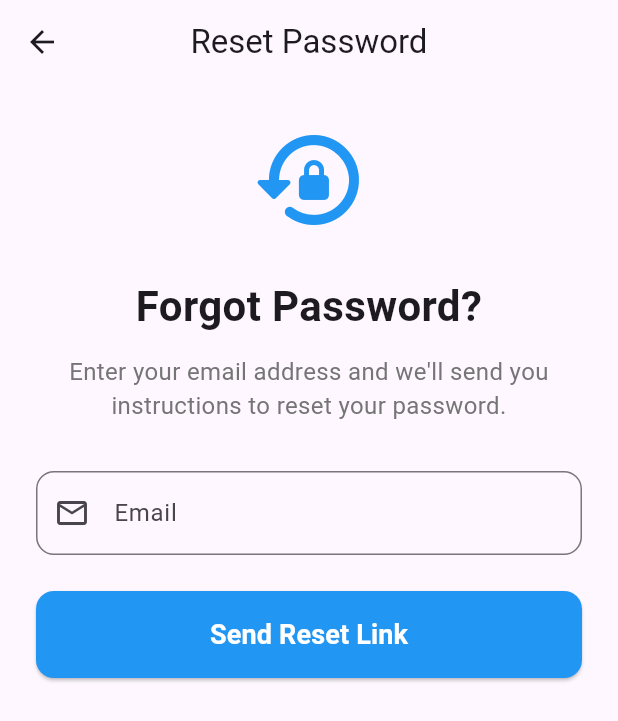
After one commit to champion19/Flighthours_frontend, a Flutter app: the screen it shows after launch, after a tap on "Forgot Password?", on a phone screen of 412 x 824 dp. The commit adds this screen. Shown: the top 721 px of the screen. Run offline on Flutter 3.47's test engine with Material 3 defaults, Android fonts, the phone set to English and light mode, and no system bars; our stand-ins replace bloc, equatable, flutter_bloc, kiwi; network calls fail.

Commit message:
feat: implement password reset functionality with new UI, logic, and documentation.

```diff
--- a/lib/features/login/presentation/widgets/login_form.dart
+++ b/lib/features/login/presentation/widgets/login_form.dart
@@ -5,7 +5,7 @@ import 'package:flutter_bloc/flutter_bloc.dart';
 
 class LoginForm extends StatefulWidget {
   final void Function(String email, String password) onSubmit;
-  const LoginForm({super .key, required this.onSubmit});
+  const LoginForm({super.key, required this.onSubmit});
 
   @override
   State<LoginForm> createState() => _LoginFormState();
@@ -13,8 +13,8 @@ class LoginForm extends StatefulWidget {
 
 class _LoginFormState extends State<LoginForm> {
   final _formKey = GlobalKey<FormState>();
-   String _email = '';
-   String _password = '';
+  String _email = '';
+  String _password = '';
 
   void _submit() {
     if (_formKey.currentState!.validate()) {
@@ -33,26 +33,44 @@ class _LoginFormState extends State<LoginForm> {
             decoration: const InputDecoration(labelText: 'Email'),
             keyboardType: TextInputType.emailAddress,
             onSaved: (value) => _email = value!.trim(),
-            validator: (value) => value!.isEmpty ? 'Email is required': null,
+            validator: (value) => value!.isEmpty ? 'Email is required' : null,
           ),
-          const SizedBox(height: 16,),
+          const SizedBox(height: 16),
           TextFormField(
             decoration: const InputDecoration(labelText: 'Password'),
             obscureText: true,
-            onSaved: (value) => _password = value !,
-            validator: (value) => value!.isEmpty ? 'Password must be at least 6 characters': null,
+            onSaved: (value) => _password = value!,
+            validator:
+                (value) =>
+                    value!.isEmpty
+                        ? 'Password must be at least 6 characters'
+                        : null,
           ),
           const SizedBox(height: 16),
-          BlocBuilder<LoginBloc,LoginState>(
-          builder:(context,state){
-            if(state is LoginLoading){
-              return const CircularProgressIndicator();
-            }
-          return LoginEnter(
-            text: 'Login',
-            onPressed: _submit,
-          );
-          },
+          // Forgot Password Link
+          Align(
+            alignment: Alignment.centerRight,
+            child: TextButton(
+              onPressed: () {
+                Navigator.pushNamed(context, '/reset-password');
+              },
+              child: const Text(
+                'Forgot Password?',
+                style: TextStyle(
+                  color: Colors.blue,
+                  fontWeight: FontWeight.w500,
+                ),
+              ),
+            ),
+          ),
+          const SizedBox(height: 8),
+          BlocBuilder<LoginBloc, LoginState>(
+            builder: (context, state) {
+              if (state is LoginLoading) {
+                return const CircularProgressIndicator();
+              }
+              return LoginEnter(text: 'Login', onPressed: _submit);
+            },
           ),
         ],
       ),
--- /dev/null
+++ b/lib/features/reset_password/data/datasources/reset_password_datasource.dart
@@ -0,0 +1,78 @@
+import 'dart:convert';
+
+import 'package:flight_hours_app/core/config/config.dart';
+import 'package:flight_hours_app/features/reset_password/data/models/reset_password_response_model.dart';
+import 'package:flight_hours_app/features/reset_password/domain/entities/reset_password_entity.dart';
+import 'package:flutter/material.dart';
+import 'package:http/http.dart' as http;
+
+/// Custom exception for password reset errors
+class ResetPasswordException implements Exception {
+  final String message;
+  final String code;
+  final int statusCode;
+
+  ResetPasswordException({
+    required this.message,
+    required this.code,
+    required this.statusCode,
+  });
+
+  @override
+  String toString() => message;
+}
+
+class ResetPasswordDatasource {
+  /// Sends a password reset request for the given email
+  ///
+  /// Returns [ResetPasswordEntity] on successful request (200)
+  /// Throws [ResetPasswordException] on error
+  Future<ResetPasswordEntity> requestPasswordReset(String email) async {
+    debugPrint(
+      '📤 Sending password reset request to: ${Config.baseUrl}/auth/password-reset',
+    );
+    debugPrint('📧 Email: $email');
+
+    try {
+      final response = await http.post(
+        Uri.parse('${Config.baseUrl}/auth/password-reset'),
+        headers: <String, String>{'Content-Type': 'application/json'},
+        body: jsonEncode(<String, String>{'email': email}),
+      );
+
+      debugPrint('📥 Status Code: ${response.statusCode}');
+      debugPrint('📥 Response: ${response.body}');
+
+      final data = json.decode(response.body) as Map<String, dynamic>;
+      final resetResponse = ResetPasswordResponseModel.fromMap(data);
+
+      if (response.statusCode == 200 && resetResponse.success) {
+        // Successful password reset request
+        return ResetPasswordEntity(
+          success: resetResponse.success,
+          code: resetResponse.code,
+          message: resetResponse.message,
+        );
+      } else {
+        // Password reset request failed - throw exception with backend message and code
+        throw ResetPasswordException(
+          message: resetResponse.message,
+          code: resetResponse.code,
+          statusCode: response.statusCode,
+        );
+      }
+    } catch (e) {
+      if (e is ResetPasswordException) {
+        rethrow;
+      }
+      // Network or parsing error
+      debugPrint('❌ Connection error: $e');
+      throw ResetPasswordException(
+        message:
+            'Connection error with the server. Please verify the backend is running.',
+        code: 'CONNECTION_ERROR',
+        statusCode: 0,
+      );
+    }
+  }
+}
--- /dev/null
+++ b/lib/features/reset_password/data/repositories/reset_password_repository_impl.dart
@@ -0,0 +1,14 @@
+import 'package:flight_hours_app/features/reset_password/data/datasources/reset_password_datasource.dart';
+import 'package:flight_hours_app/features/reset_password/domain/entities/reset_password_entity.dart';
+import 'package:flight_hours_app/features/reset_password/domain/repositories/reset_password_repository.dart';
+
+class ResetPasswordRepositoryImpl extends ResetPasswordRepository {
+  final ResetPasswordDatasource resetPasswordDatasource;
+
+  ResetPasswordRepositoryImpl(this.resetPasswordDatasource);
+
+  @override
+  Future<ResetPasswordEntity> requestPasswordReset(String email) async {
+    return await resetPasswordDatasource.requestPasswordReset(email);
+  }
+}
--- /dev/null
+++ b/lib/features/reset_password/domain/entities/reset_password_entity.dart
@@ -0,0 +1,12 @@
+/// Entity representing a successful password reset request
+class ResetPasswordEntity {
+  final bool success;
+  final String code;
+  final String message;
+
+  ResetPasswordEntity({
+    required this.success,
+    required this.code,
+    required this.message,
+  });
+}
--- /dev/null
+++ b/lib/features/reset_password/domain/repositories/reset_password_repository.dart
@@ -0,0 +1,5 @@
+import 'package:flight_hours_app/features/reset_password/domain/entities/reset_password_entity.dart';
+
+abstract class ResetPasswordRepository {
+  Future<ResetPasswordEntity> requestPasswordReset(String email);
+}
--- /dev/null
+++ b/lib/features/reset_password/domain/usecases/reset_password_use_case.dart
@@ -0,0 +1,12 @@
+import 'package:flight_hours_app/features/reset_password/domain/entities/reset_password_entity.dart';
+import 'package:flight_hours_app/features/reset_password/domain/repositories/reset_password_repository.dart';
+
+class ResetPasswordUseCase {
+  final ResetPasswordRepository resetPasswordRepository;
+
+  ResetPasswordUseCase(this.resetPasswordRepository);
+
+  Future<ResetPasswordEntity> call(String email) async {
+    return await resetPasswordRepository.requestPasswordReset(email);
+  }
+}
--- /dev/null
+++ b/lib/features/reset_password/presentation/bloc/reset_password_bloc.dart
@@ -0,0 +1,36 @@
+import 'package:bloc/bloc.dart';
+import 'package:equatable/equatable.dart';
+import 'package:flight_hours_app/core/injector/injector.dart';
+import 'package:flight_hours_app/features/reset_password/data/datasources/reset_password_datasource.dart';
+import 'package:flight_hours_app/features/reset_password/domain/entities/reset_password_entity.dart';
+import 'package:flight_hours_app/features/reset_password/domain/usecases/reset_password_use_case.dart';
+
+part 'reset_password_event.dart';
+part 'reset_password_state.dart';
+
+class ResetPasswordBloc extends Bloc<ResetPasswordEvent, ResetPasswordState> {
+  ResetPasswordBloc() : super(ResetPasswordInitial()) {
+    final resetPasswordUseCase = InjectorApp.resolve<ResetPasswordUseCase>();
+    on<ResetPasswordSubmitted>(
+      (event, emit) =>
+          _onResetPasswordSubmitted(event, emit, resetPasswordUseCase),
+    );
+  }
+
+  Future<void> _onResetPasswordSubmitted(
+    ResetPasswordSubmitted event,
+    Emitter<ResetPasswordState> emit,
+    ResetPasswordUseCase resetPasswordUseCase,
+  ) async {
+    emit(ResetPasswordLoading());
+
+    try {
+      final result = await resetPasswordUseCase.call(event.email);
+      emit(ResetPasswordSuccess(result));
+    } on ResetPasswordException catch (e) {
+      emit(ResetPasswordError(message: e.message, code: e.code));
+    } catch (e) {
+      emit(ResetPasswordError(message: e.toString(), code: 'UNKNOWN_ERROR'));
+    }
+  }
+}
--- /dev/null
+++ b/lib/features/reset_password/presentation/bloc/reset_password_event.dart
@@ -0,0 +1,17 @@
+part of 'reset_password_bloc.dart';
+
+abstract class ResetPasswordEvent extends Equatable {
+  const ResetPasswordEvent();
+
+  @override
+  List<Object> get props => [];
+}
+
+class ResetPasswordSubmitted extends ResetPasswordEvent {
+  final String email;
+
+  const ResetPasswordSubmitted({required this.email});
+
+  @override
+  List<Object> get props => [email];
+}
--- /dev/null
+++ b/lib/features/reset_password/presentation/bloc/reset_password_state.dart
@@ -0,0 +1,31 @@
+part of 'reset_password_bloc.dart';
+
+abstract class ResetPasswordState extends Equatable {
+  const ResetPasswordState();
+
+  @override
+  List<Object?> get props => [];
+}
+
+class ResetPasswordInitial extends ResetPasswordState {}
+
+class ResetPasswordLoading extends ResetPasswordState {}
+
+class ResetPasswordSuccess extends ResetPasswordState {
+  final ResetPasswordEntity result;
+
+  const ResetPasswordSuccess(this.result);
+
+  @override
+  List<Object?> get props => [result];
+}
+
+class ResetPasswordError extends ResetPasswordState {
+  final String message;
+  final String code;
+
+  const ResetPasswordError({required this.message, required this.code});
+
+  @override
+  List<Object?> get props => [message, code];
+}
--- /dev/null
+++ b/lib/features/reset_password/presentation/pages/reset_password_page.dart
@@ -0,0 +1,100 @@
+import 'package:flight_hours_app/features/reset_password/presentation/bloc/reset_password_bloc.dart';
+import 'package:flight_hours_app/features/reset_password/presentation/widgets/reset_password_form.dart';
+import 'package:flutter/material.dart';
+import 'package:flutter_bloc/flutter_bloc.dart';
+
+class ResetPasswordPage extends StatelessWidget {
+  const ResetPasswordPage({super.key});
+
+  void _showSuccessDialog(BuildContext context, String message) {
+    showDialog(
+      context: context,
+      barrierDismissible: false,
+      builder: (BuildContext dialogContext) {
+        return AlertDialog(
+          shape: RoundedRectangleBorder(
+            borderRadius: BorderRadius.circular(16),
+          ),
+          title: Row(
+            children: [
+              Icon(Icons.check_circle, color: Colors.green[600], size: 32),
+              const SizedBox(width: 12),
+              const Expanded(
+                child: Text('Email Sent', style: TextStyle(fontSize: 20)),
+              ),
+            ],
+          ),
+          content: Column(
+            mainAxisSize: MainAxisSize.min,
+            children: [
+              Text(message, style: const TextStyle(fontSize: 16)),
+              const SizedBox(height: 16),
+              Icon(Icons.mark_email_read, size: 60, color: Colors.blue[400]),
+            ],
+          ),
+          actions: [
+            TextButton(
+              onPressed: () {
+                Navigator.of(dialogContext).pop();
+                Navigator.of(context).pop(); // Return to login page
+              },
+              child: const Text(
+                'Back to Login',
+                style: TextStyle(fontSize: 16),
+              ),
+            ),
+          ],
+        );
+      },
+    );
+  }
+
+  @override
+  Widget build(BuildContext context) {
+    return BlocProvider(
+      create: (context) => ResetPasswordBloc(),
+      child: Builder(
+        builder:
+            (blocContext) => Scaffold(
+              appBar: AppBar(
+                title: const Text('Reset Password'),
+                centerTitle: true,
+                leading: IconButton(
+                  icon: const Icon(Icons.arrow_back),
+                  onPressed: () => Navigator.of(context).pop(),
+                ),
+              ),
+              body: BlocListener<ResetPasswordBloc, ResetPasswordState>(
+                listener: (context, state) {
+                  if (state is ResetPasswordSuccess) {
+                    _showSuccessDialog(context, state.result.message);
+                  } else if (state is ResetPasswordError) {
+                    ScaffoldMessenger.of(context).showSnackBar(
+                      SnackBar(
+                        content: Text(state.message),
+                        backgroundColor: Colors.red,
+                        behavior: SnackBarBehavior.floating,
+                        margin: const EdgeInsets.all(16),
+                        shape: RoundedRectangleBorder(
+                          borderRadius: BorderRadius.circular(8),
+                        ),
+                      ),
+                    );
+                  }
+                },
+                child: SingleChildScrollView(
+                  padding: const EdgeInsets.all(24.0),
+                  child: ResetPasswordForm(
+                    onSubmit: (email) {
+                      blocContext.read<ResetPasswordBloc>().add(
+                        ResetPasswordSubmitted(email: email),
+                      );
+                    },
+                  ),
+                ),
+              ),
+            ),
+      ),
+    );
+  }
+}
--- /dev/null
+++ b/lib/features/reset_password/presentation/widgets/reset_password_form.dart
@@ -0,0 +1,102 @@
+import 'package:flight_hours_app/features/reset_password/presentation/bloc/reset_password_bloc.dart';
+import 'package:flutter/material.dart';
+import 'package:flutter_bloc/flutter_bloc.dart';
+
+class ResetPasswordForm extends StatefulWidget {
+  final void Function(String email) onSubmit;
+
+  const ResetPasswordForm({super.key, required this.onSubmit});
+
+  @override
+  State<ResetPasswordForm> createState() => _ResetPasswordFormState();
+}
+
+class _ResetPasswordFormState extends State<ResetPasswordForm> {
+  final _formKey = GlobalKey<FormState>();
+  String _email = '';
+
+  void _submit() {
+    if (_formKey.currentState!.validate()) {
+      _formKey.currentState!.save();
+      widget.onSubmit(_email);
+    }
+  }
+
+  @override
+  Widget build(BuildContext context) {
+    return Form(
+      key: _formKey,
+      child: Column(
+        crossAxisAlignment: CrossAxisAlignment.stretch,
+        children: [
+          // Header icon and text
+          const Icon(Icons.lock_reset_rounded, size: 80, color: Colors.blue),
+          const SizedBox(height: 24),
+          const Text(
+            'Forgot Password?',
+            style: TextStyle(fontSize: 28, fontWeight: FontWeight.bold),
+            textAlign: TextAlign.center,
+          ),
+          const SizedBox(height: 12),
+          Text(
+            'Enter your email address and we\'ll send you instructions to reset your password.',
+            style: TextStyle(fontSize: 16, color: Colors.grey[600]),
+            textAlign: TextAlign.center,
+          ),
+          const SizedBox(height: 32),
+
+          // Email field
+          TextFormField(
+            decoration: InputDecoration(
+              labelText: 'Email',
+              hintText: 'Enter your email address',
+              prefixIcon: const Icon(Icons.email_outlined),
+              border: OutlineInputBorder(
+                borderRadius: BorderRadius.circular(12),
+              ),
+            ),
+            keyboardType: TextInputType.emailAddress,
+            onSaved: (value) => _email = value!.trim(),
+            validator: (value) {
+              if (value == null || value.isEmpty) {
+                return 'Email is required';
+              }
+              // Basic email validation
+              if (!RegExp(
+                r'^[\w-\.]+@([\w-]+\.)+[\w-]{2,4}$',
+              ).hasMatch(value)) {
+                return 'Please enter a valid email address';
+              }
+              return null;
+            },
+          ),
+          const SizedBox(height: 24),
+
+          // Submit button
+          BlocBuilder<ResetPasswordBloc, ResetPasswordState>(
+            builder: (context, state) {
+              if (state is ResetPasswordLoading) {
+                return const Center(child: CircularProgressIndicator());
+              }
+              return ElevatedButton(
+                onPressed: _submit,
+                style: ElevatedButton.styleFrom(
+                  padding: const EdgeInsets.symmetric(vertical: 16),
+                  shape: RoundedRectangleBorder(
+                    borderRadius: BorderRadius.circular(12),
+                  ),
+                  backgroundColor: Colors.blue,
+                  foregroundColor: Colors.white,
+                ),
+                child: const Text(
+                  'Send Reset Link',
+                  style: TextStyle(fontSize: 18, fontWeight: FontWeight.bold),
+                ),
+              );
+            },
+          ),
+        ],
+      ),
+    );
+  }
+}
--- a/lib/main.dart
+++ b/lib/main.dart
@@ -4,6 +4,7 @@ import 'package:flight_hours_app/features/email_verification/presentation/bloc/e
 import 'package:flight_hours_app/features/login/presentation/pages/hello_employee_loginpage.dart';
 import 'package:flight_hours_app/features/login/presentation/pages/login_page.dart';
 import 'package:flight_hours_app/features/register/presentation/pages/email_info_page.dart';
+import 'package:flight_hours_app/features/reset_password/presentation/pages/reset_password_page.dart';
 import 'package:flutter/material.dart';
 import 'package:flutter_bloc/flutter_bloc.dart';
 import 'package:flight_hours_app/core/injector/injector.dart';
@@ -29,6 +30,7 @@ void main() {
           '/login': (context) => const LoginPage(),
           '/airlines': (context) => const AirlineListPage(),
           '/email': (context) => const VerificationPage(email: ''),
+          '/reset-password': (context) => const ResetPasswordPage(),
         },
         debugShowCheckedModeBanner: false,
         home: const AuthPage(),
```
Also changed, not shown: lib/core/injector/injector.dart (+7 -0 lines), lib/features/reset_password/data/models/reset_password_response_model.dart (added, +33 -0 lines), lib/core/injector/injector.g.dart, 1 other file.
